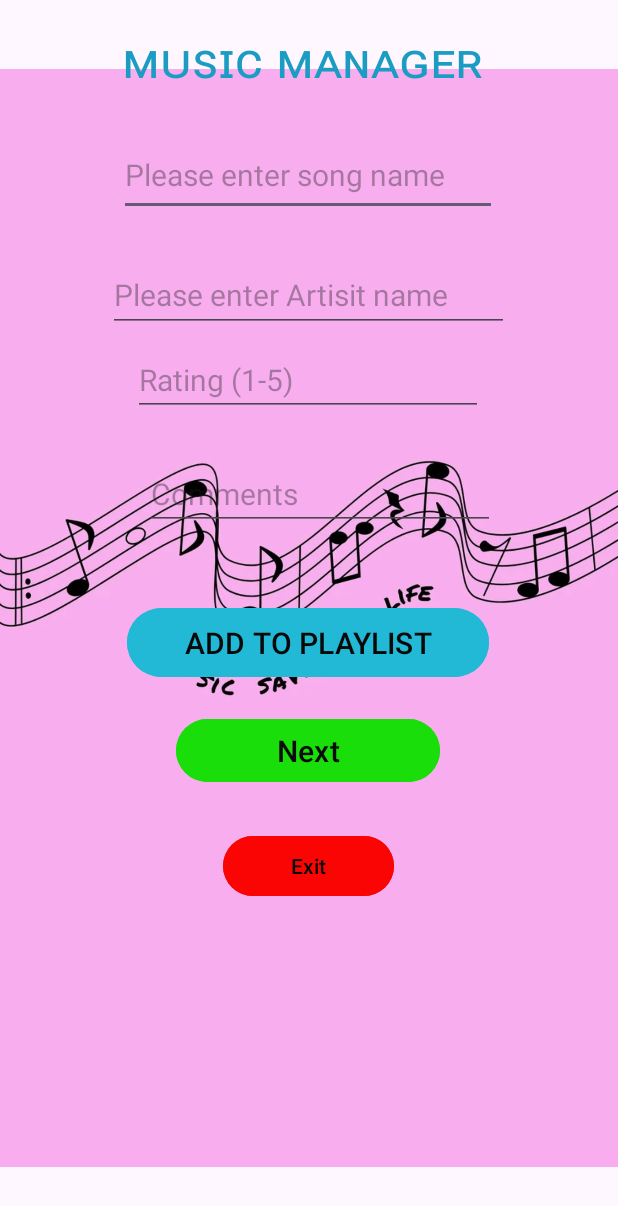
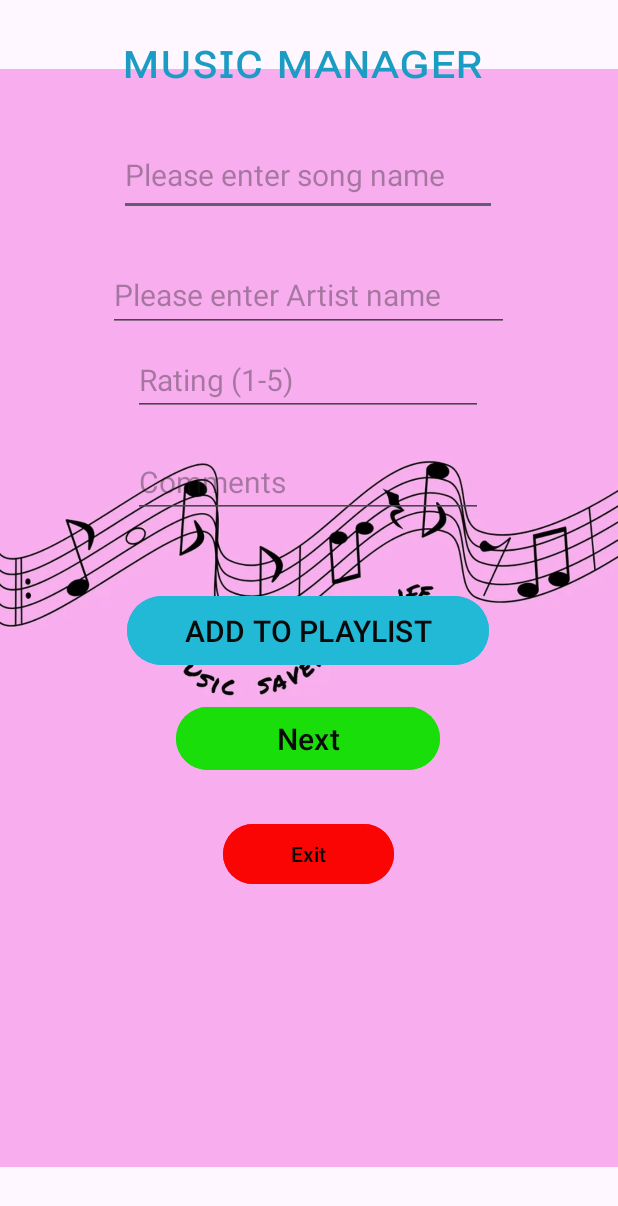
Before and after one commit to AshvaanSurujbally/Imad_Summative, an Android app: the screen it shows after launch (MainActivity), on a phone screen of 412 x 824 dp. Shown: the top 1206 px of the screen. Run offline under Robolectric (Android 15) with nearby library versions, the phone set to English and light mode, and no system bars.

Commit message:
Fixed bugs with the app and added logs to do error handling and also fixed UI isssues

```diff
--- a/app/src/main/res/layout/activity_main.xml
+++ b/app/src/main/res/layout/activity_main.xml
@@ -61,8 +61,9 @@
             android:layout_height="49dp"
             android:layout_marginTop="28dp"
             android:ems="10"
-            android:hint="Please enter Artisit name"
+            android:hint="Please enter Artist name"
             android:inputType="text"
+            android:textColor="#FB0C0C"
             android:textSize="20sp"
             app:layout_constraintEnd_toEndOf="parent"
             app:layout_constraintHorizontal_bias="0.497"
@@ -77,6 +78,7 @@
             android:ems="10"
             android:hint="Rating (1-5)"
             android:inputType="text"
+            android:textColor="#0AE3F6"
             android:textSize="20sp"
             app:layout_constraintEnd_toEndOf="parent"
             app:layout_constraintHorizontal_bias="0.497"
@@ -87,13 +89,14 @@
             android:id="@+id/edtComments"
             android:layout_width="wrap_content"
             android:layout_height="wrap_content"
-            android:layout_marginTop="28dp"
+            android:layout_marginTop="20dp"
             android:ems="10"
             android:hint="Comments"
             android:inputType="text"
+            android:textColor="#0D0D0D"
             android:textSize="20sp"
             app:layout_constraintEnd_toEndOf="parent"
-            app:layout_constraintHorizontal_bias="0.542"
+            app:layout_constraintHorizontal_bias="0.497"
             app:layout_constraintStart_toStartOf="parent"
             app:layout_constraintTop_toBottomOf="@+id/edtRating" />
 
```
Also changed, not shown: app/src/main/java/vcmsa/ashvaan12me/imad_summative/MainActivity.kt (+4 -4 lines), app/src/main/java/vcmsa/ashvaan12me/imad_summative/detailscreen.kt (+14 -6 lines), app/src/main/res/layout/activity_detailscreen.xml (+4 -4 lines).
